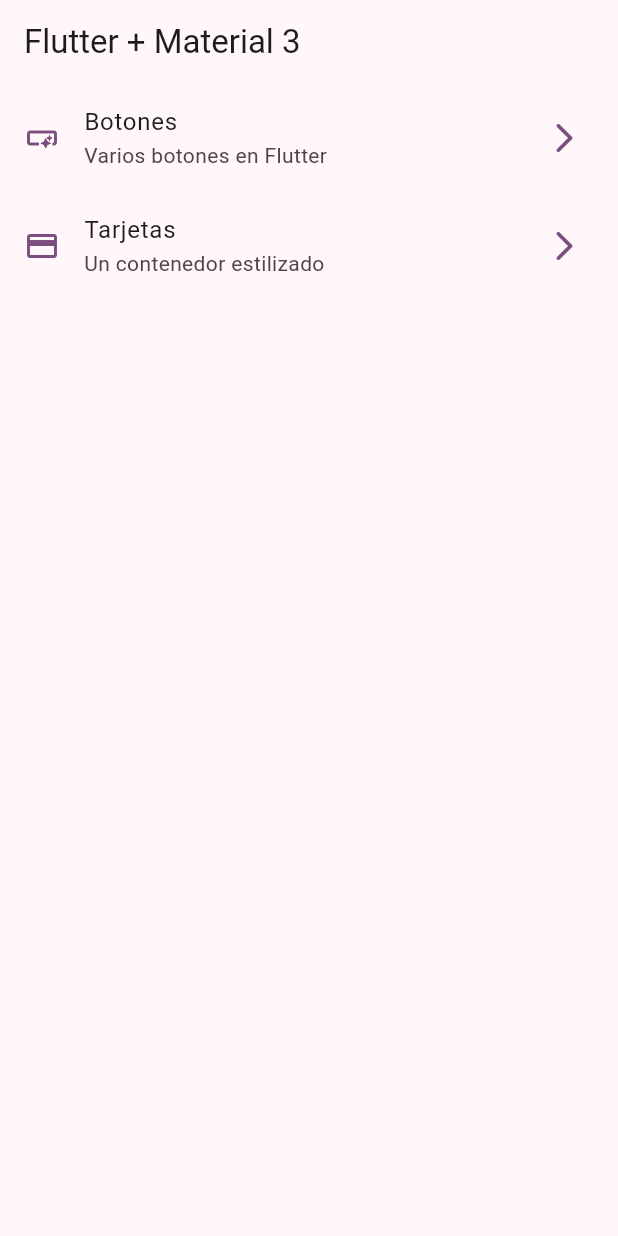
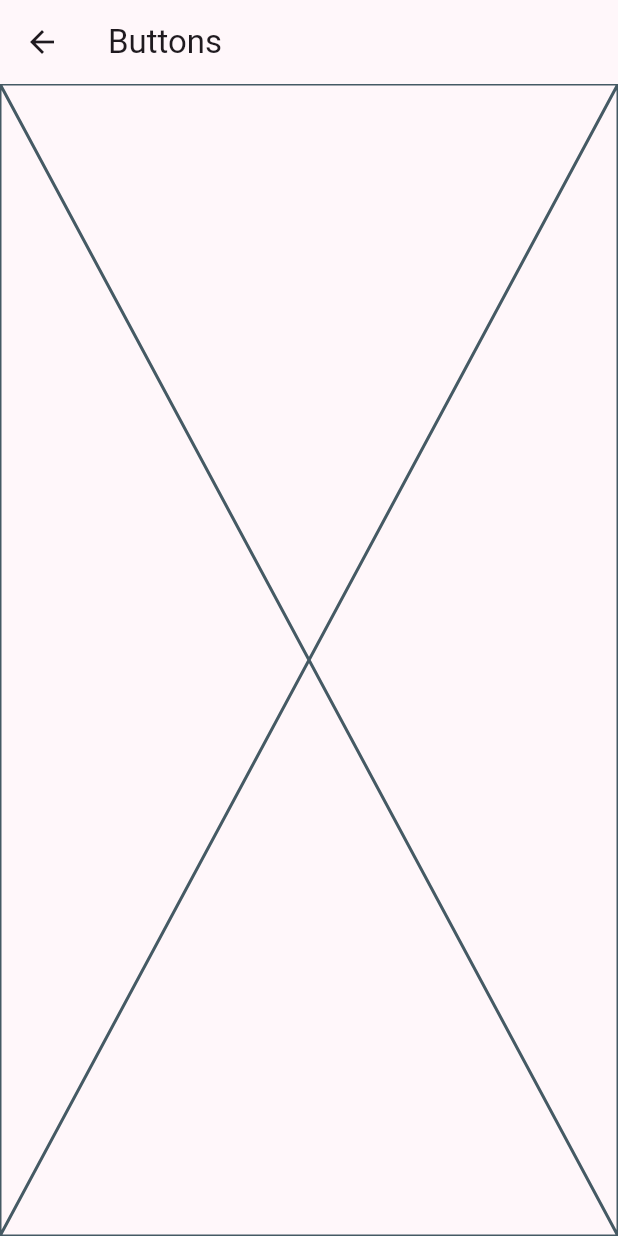
Before and after one commit to RosaLeaveMeAlone/widgets_app, a Flutter app: the screen it shows after launch, after a tap on "Botones", on a phone screen of 412 x 824 dp. Run offline on Flutter 3.47's test engine with Material 3 defaults, Android fonts, the phone set to English and light mode, and no system bars.

Commit message:
Seccion 9 Navegacion entre pantallas

```diff
--- a/lib/config/menu/menu_items.dart
+++ b/lib/config/menu/menu_items.dart
@@ -27,7 +27,7 @@ const appMenuItems = <MenuItem>[
   MenuItem(
     title: 'Tarjetas',
     subTitle: 'Un contenedor estilizado',
-    link: '/card',
+    link: '/cards',
     icon: Icons.credit_card
     ),
 ];
--- a/lib/main.dart
+++ b/lib/main.dart
@@ -1,5 +1,7 @@
 import 'package:flutter/material.dart';
 import 'package:widgets_app/config/theme/app_theme.dart';
+import 'package:widgets_app/presentation/screens/buttons/buttons_screen.dart';
+import 'package:widgets_app/presentation/screens/cards/cards_screen.dart';
 import 'package:widgets_app/presentation/screens/home/home_screen.dart';
 
 void main() {
@@ -15,6 +17,10 @@ class MainApp extends StatelessWidget {
       debugShowCheckedModeBanner: false,
       theme: AppTheme(selectedColor: 4).getTheme(),
       home: const HomeScreen(),
+      routes: {
+        '/buttons': (context) => const ButtonsScreen(),
+        '/cards': (context) => const CardsScreen(),
+      },
     );
   }
 }
--- /dev/null
+++ b/lib/presentation/screens/buttons/buttons_screen.dart
@@ -0,0 +1,15 @@
+import 'package:flutter/material.dart';
+
+class ButtonsScreen extends StatelessWidget {
+  const ButtonsScreen({super.key});
+
+  @override
+  Widget build(BuildContext context) {
+    return Scaffold(
+      appBar: AppBar(
+        title: const Text('Buttons'),
+      ),
+      body: const Placeholder(),
+    );
+  }
+}
--- a/lib/presentation/screens/home/home_screen.dart
+++ b/lib/presentation/screens/home/home_screen.dart
@@ -1,5 +1,6 @@
 import 'package:flutter/material.dart';
 import 'package:widgets_app/config/menu/menu_items.dart';
+import 'package:widgets_app/presentation/screens/buttons/buttons_screen.dart';
 
 class HomeScreen extends StatelessWidget {
   const HomeScreen({super.key});
@@ -53,7 +54,12 @@ class _CustomListTile extends StatelessWidget {
       title: Text(menuItem.title),
       subtitle: Text(menuItem.subTitle),
       onTap: (){
-        //TODO: Navegar a la pantalla seleccionada
+          // Navigator.of(context).push(
+          //   MaterialPageRoute(
+          //     builder: (context) => const ButtonsScreen(),
+          //   ),
+          // );
+          Navigator.pushNamed(context, menuItem.link);
       },
     );
   }
```
Also changed, not shown: lib/presentation/screens/cards/cards_screen.dart (added, +15 -0 lines).
